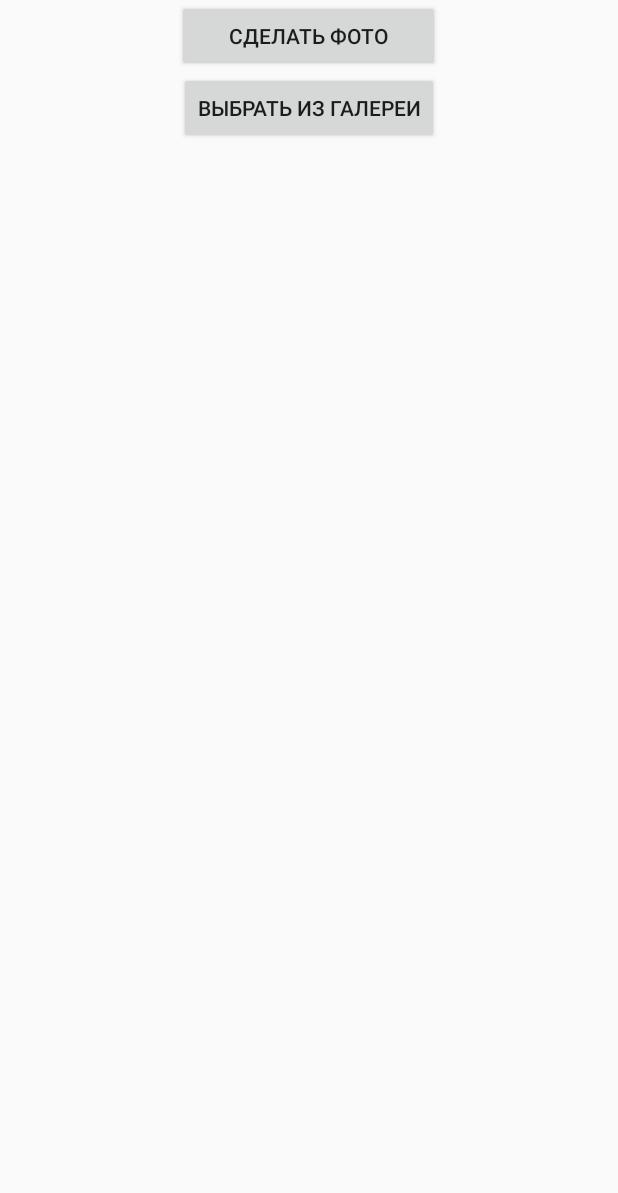
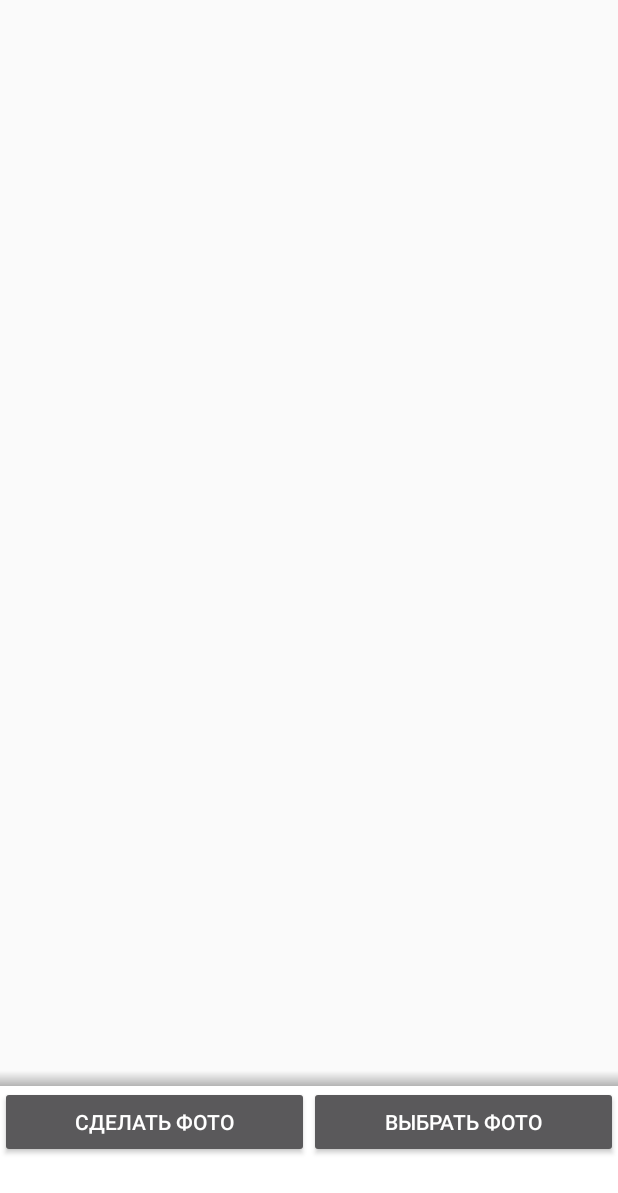
Before and after one commit to galina-al/Portfolio_OrangeSoft, an Android app: the layout activity_choose_photo.xml on its own in the app's theme, with its tools: preview values and no code run, on a phone screen of 412 x 824 dp. Shown: the top 1193 px of the screen. Run offline under Robolectric (Android 15) with nearby library versions, the phone set to English and light mode, and no system bars.

Commit message:
modified take a photo

```diff
--- a/app/src/main/AndroidManifest.xml
+++ b/app/src/main/AndroidManifest.xml
@@ -18,7 +18,8 @@
             </intent-filter>
         </activity>
         <activity android:name=".ChoosePhotoActivity"
-            android:theme="@style/AppTheme.Main"></activity>
+            android:theme="@style/AppTheme.Main"
+            android:launchMode="singleTask"></activity>
     </application>
 
 </manifest>
--- /dev/null
+++ b/app/src/main/res/drawable/shadow.xml
@@ -0,0 +1,4 @@
+<?xml version="1.0" encoding="utf-8"?>
+<shape xmlns:android="http://schemas.android.com/apk/res/android">
+    <gradient android:startColor="#a6909090" android:endColor="#adfafafa" android:angle="90"/>
+</shape>
--- a/app/src/main/res/layout/activity_choose_photo.xml
+++ b/app/src/main/res/layout/activity_choose_photo.xml
@@ -4,22 +4,39 @@
     xmlns:tools="http://schemas.android.com/tools"
     android:layout_width="match_parent"
     android:layout_height="match_parent"
+    android:gravity="bottom"
     android:orientation="vertical"
-    tools:context="com.example.user.portfolio.ChoosePhotoActivity"
-    android:gravity="center_horizontal">
+    tools:context="com.example.user.portfolio.ChoosePhotoActivity">
 
+    <View
+        android:id="@+id/close_view"
+        android:layout_width="match_parent"
+        android:layout_height="wrap_content"></View>
+    <View
+        android:layout_width="match_parent"
+        android:layout_height="10dp"
+        android:background="@drawable/shadow"></View>
+
+    <LinearLayout
+        android:layout_width="match_parent"
+        android:layout_height="100dp"
+        android:layout_gravity="bottom"
+        android:background="@color/backgroundChoose"
+        android:theme="@style/Base.Theme.AppCompat.Dialog.Alert">
 
         <Button
             android:id="@+id/takePhoto"
-        android:layout_width="175dp"
+            android:layout_width="0dp"
             android:layout_height="wrap_content"
-        android:text="Сделать фото"
-        android:onClick="onClick"/>
+            android:layout_weight="0.5"
+            android:text="Сделать фото" />
 
         <Button
             android:id="@+id/choosePhoto"
-        android:layout_width="wrap_content"
+            android:layout_width="0dp"
             android:layout_height="wrap_content"
-        android:text="Выбрать из галереи" />
+            android:layout_weight="0.5"
+            android:text="Выбрать фото" />
+    </LinearLayout>
 
 </LinearLayout>
--- a/app/src/main/res/values/colors.xml
+++ b/app/src/main/res/values/colors.xml
@@ -3,4 +3,6 @@
     <color name="colorPrimary">#3F51B5</color>
     <color name="colorPrimaryDark">#303F9F</color>
     <color name="colorAccent">#FF4081</color>
+    <color name="backgroundChoose">#ffffff</color>
+    <color name="backgroundActivityChoose">#89ffffff</color>
 </resources>
--- a/app/src/main/res/values/styles.xml
+++ b/app/src/main/res/values/styles.xml
@@ -10,10 +10,9 @@
 
    <style name="AppTheme.Main">
        <item name="android:windowIsTranslucent">true</item>
-       <item name="android:windowBackground">@android:color/transparent</item>
+       <item name="android:windowBackground">@color/backgroundActivityChoose</item>
        <item name="android:windowContentOverlay">@null</item>
        <item name="android:windowNoTitle">true</item>
-       <item name="android:windowIsFloating">true</item>
        <item name="android:backgroundDimEnabled">false</item>
    </style>
 
```
Also changed, not shown: app/src/main/java/com/example/user/portfolio/ChoosePhotoActivity.java (+19 -64 lines), app/src/main/java/com/example/user/portfolio/MainActivity.java (+26 -2 lines). Lines whose indentation alone changed are shown as unchanged.
